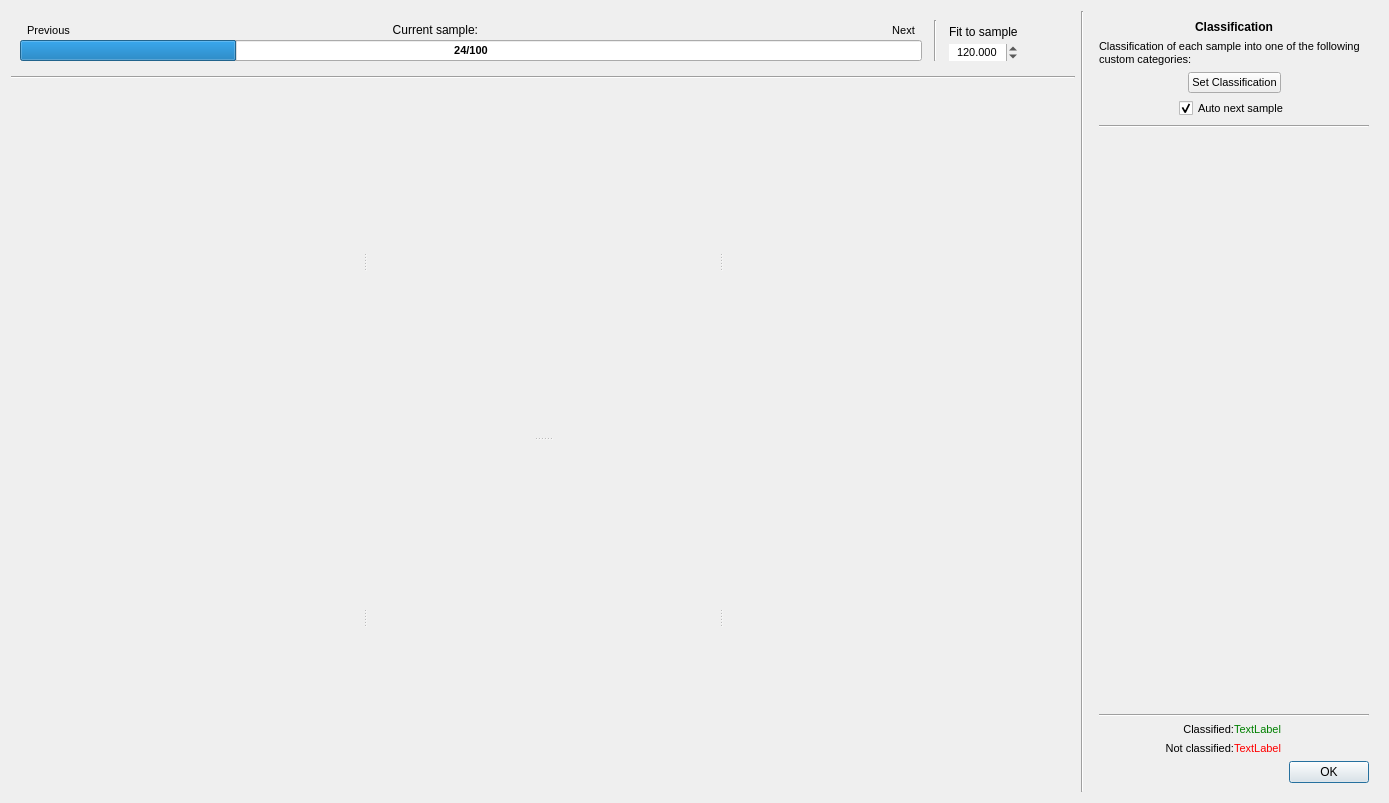
First picture: the form in ui/classification_dialog.ui, repository SMByC/AcATaMa, before the edit.
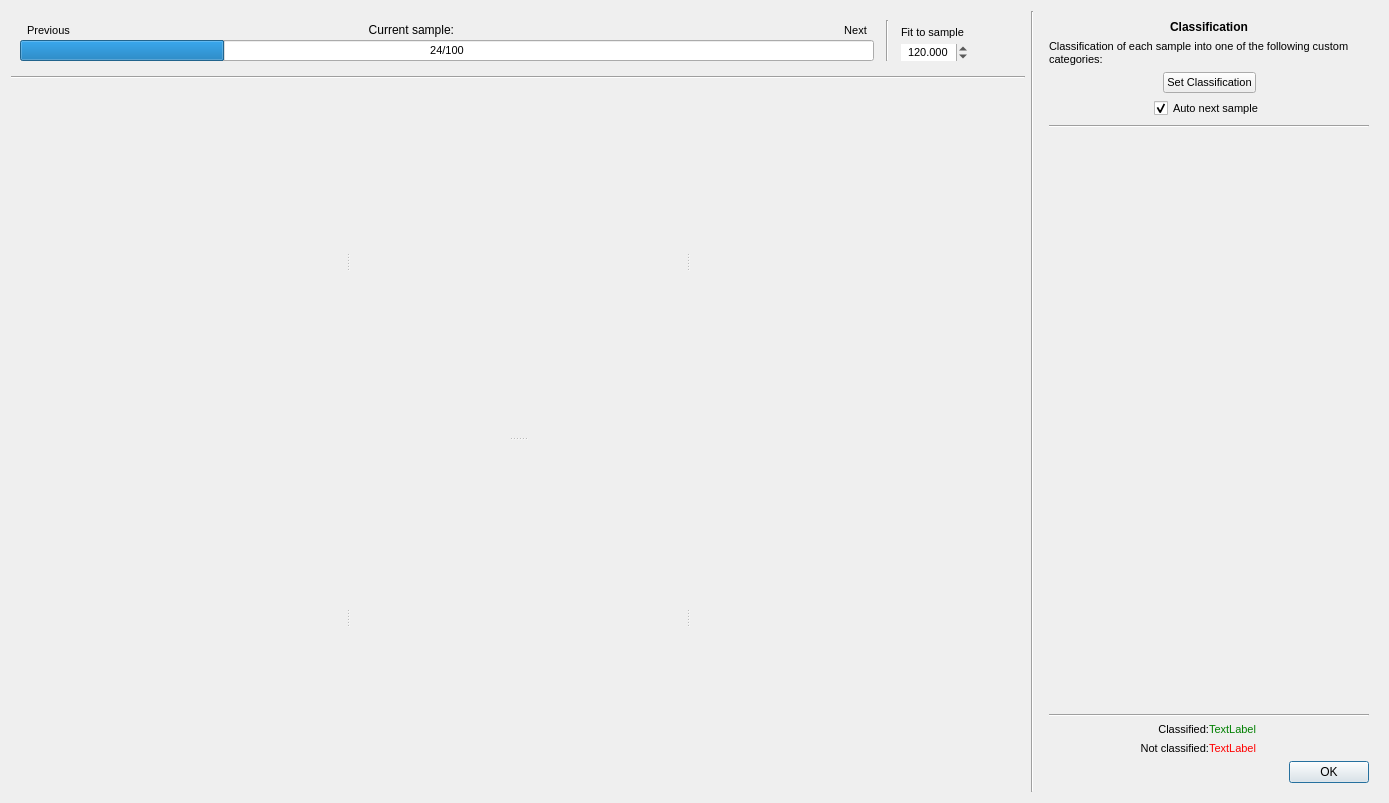
Second picture: the form after the edit. Icons and pictures are not drawn. Custom widgets are drawn as their Qt base class.

Commit message: Adjusts the UI in classification dialog

Patch:
```diff
--- a/ui/classification_dialog.ui
+++ b/ui/classification_dialog.ui
@@ -170,8 +170,8 @@
            <property name="font">
             <font>
              <pointsize>8</pointsize>
-             <weight>75</weight>
-             <bold>true</bold>
+             <weight>50</weight>
+             <bold>false</bold>
             </font>
            </property>
            <property name="value">
@@ -235,6 +235,11 @@
          </property>
          <item>
           <widget class="QLabel" name="label_2">
+           <property name="font">
+            <font>
+             <pointsize>8</pointsize>
+            </font>
+           </property>
            <property name="text">
             <string>Fit to sample</string>
            </property>
@@ -489,8 +494,8 @@
           <rect>
            <x>0</x>
            <y>0</y>
-           <width>270</width>
-           <height>493</height>
+           <width>320</width>
+           <height>424</height>
           </rect>
          </property>
          <layout class="QVBoxLayout" name="verticalLayout_5">
@@ -531,7 +536,7 @@
         </property>
         <property name="sizeHint" stdset="0">
          <size>
-          <width>270</width>
+          <width>320</width>
           <height>20</height>
          </size>
         </property>
```
The commit also changes 1 other file.
